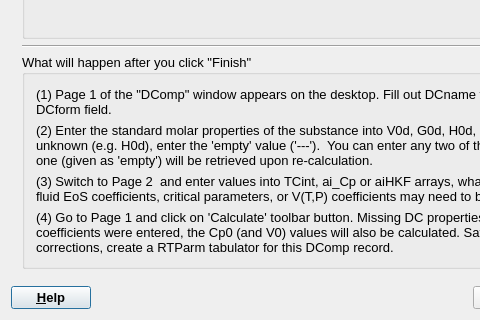
Qt form gems3/vizor4/dlg4/DCompWizard4.ui (gemshub/GEMSGUI) before a commit; both pictures show x 0 to 480 and y 220 to 540 of the 736 by 540 pixel window.
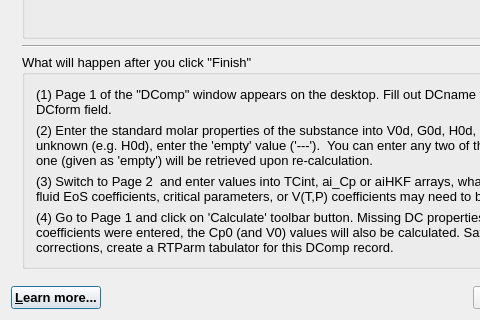
The same form after that commit.

Commit message: Renamed some help names (SD)

```diff
--- a/gems3/vizor4/dlg4/DCompWizard4.ui
+++ b/gems3/vizor4/dlg4/DCompWizard4.ui
@@ -987,7 +987,7 @@
         </font>
        </property>
        <property name="text">
-        <string>&amp;Help</string>
+        <string>&amp;Learn more...</string>
        </property>
       </widget>
      </item>
```
The commit also changes 40 other files.
